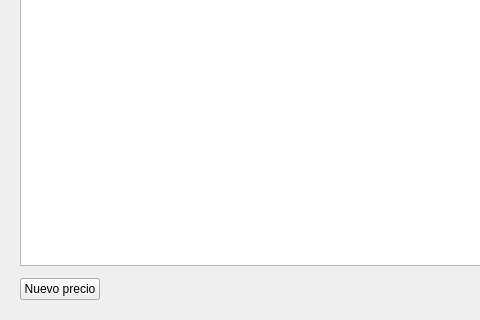
Qt form vista/menu/precios.ui (segovia-gabriel/ProyectoFinal-PracticasII) before a commit; both pictures show x 0 to 480 and y 160 to 480 of the 780 by 480 pixel window.
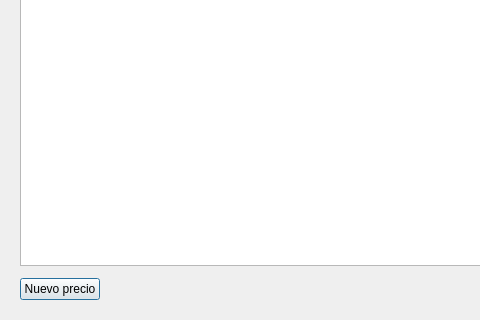
The same form after that commit.

What changed in the file:
```diff
--- a/vista/menu/precios.ui
+++ b/vista/menu/precios.ui
@@ -1,7 +1,7 @@
 <?xml version="1.0" encoding="UTF-8"?>
 <ui version="4.0">
  <class>VentanaPrecios</class>
- <widget class="QMainWindow" name="VentanaPrecios">
+ <widget class="QDialog" name="VentanaPrecios">
   <property name="geometry">
    <rect>
     <x>0</x>
@@ -13,7 +13,6 @@
   <property name="windowTitle">
    <string>Historial de precios</string>
   </property>
-  <widget class="QWidget" name="widget_central">
    <layout class="QVBoxLayout" name="layout_principal">
     <property name="spacing">
      <number>12</number>
@@ -125,7 +124,6 @@
      </layout>
     </item>
    </layout>
-  </widget>
  </widget>
  <resources/>
  <connections/>
```
